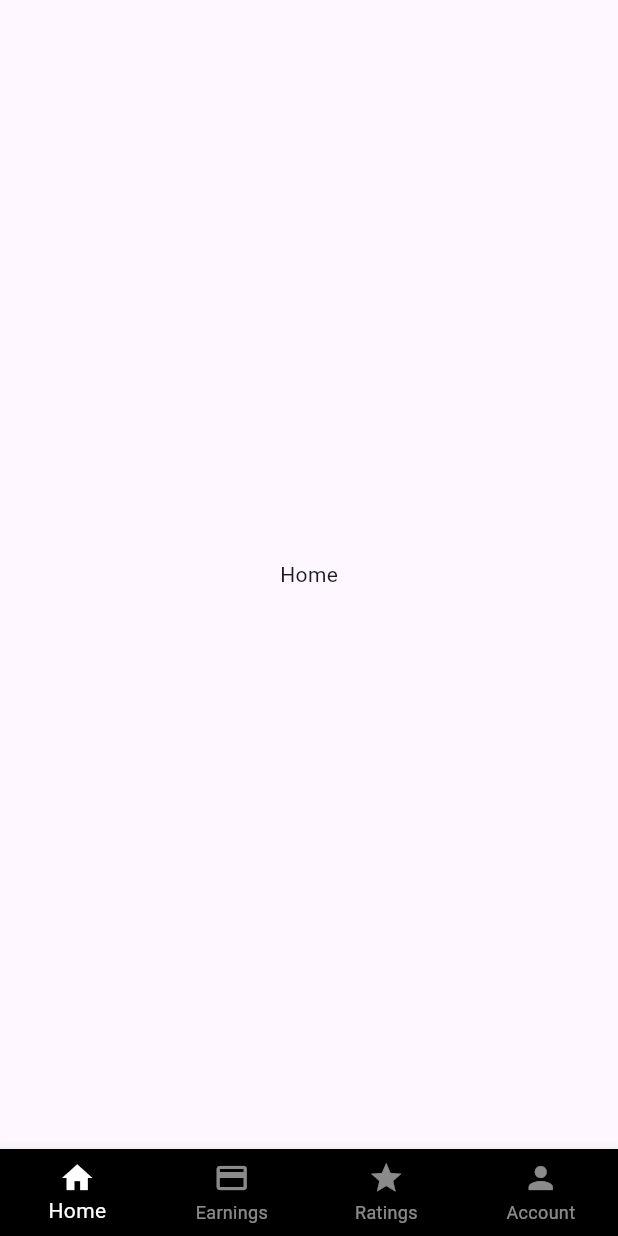
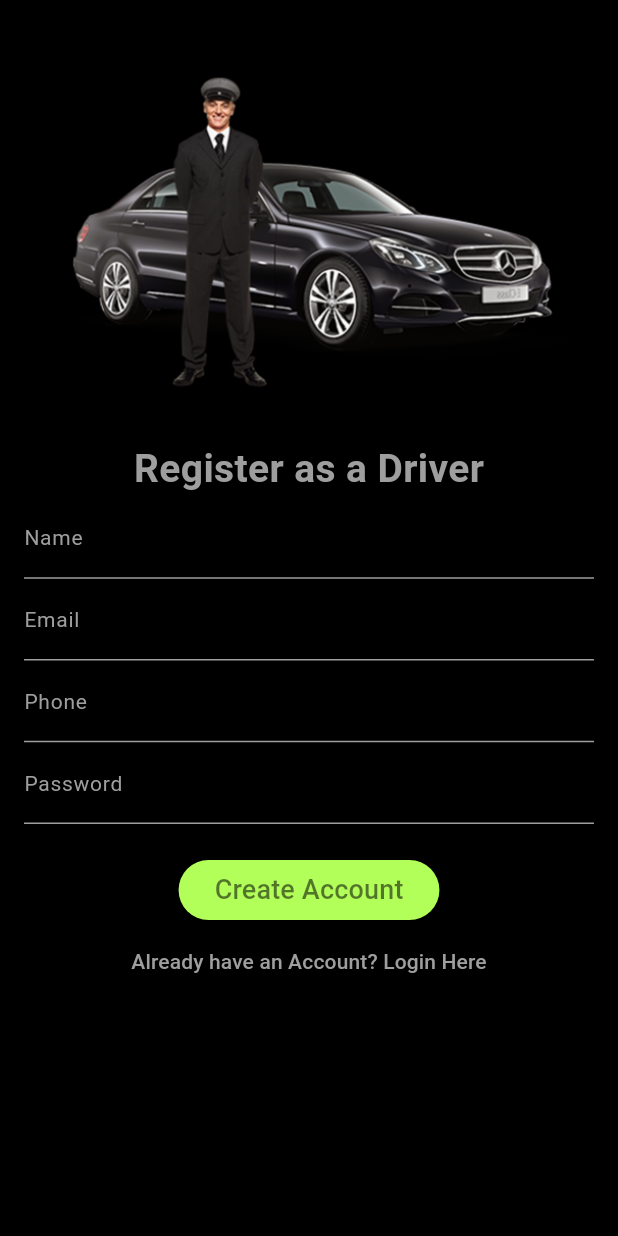
Before and after one commit to IwanPWK/flutter_taxi_driver_app, a Flutter app: the screen it shows after launch, on a phone screen of 412 x 824 dp. Run offline on Flutter 3.47's test engine with Material 3 defaults, Android fonts, the phone set to English and light mode, and no system bars; our stand-ins replace fluttertoast.

Commit message:
Adding SignUp Screen

```diff
--- /dev/null
+++ b/lib/authentication/signup_screen.dart
@@ -0,0 +1,203 @@
+import 'package:flutter/material.dart';
+import 'package:fluttertoast/fluttertoast.dart';
+
+import '../widgets/progress_dialog.dart';
+import 'car_info_screen.dart';
+import 'login_screen.dart';
+
+class SignUpScreen extends StatefulWidget {
+  const SignUpScreen({super.key});
+
+  @override
+  State<SignUpScreen> createState() => _SignUpScreenState();
+}
+
+class _SignUpScreenState extends State<SignUpScreen> {
+  TextEditingController nameTextEditingController = TextEditingController();
+  TextEditingController emailTextEditingController = TextEditingController();
+  TextEditingController phoneTextEditingController = TextEditingController();
+  TextEditingController passwordTextEditingController = TextEditingController();
+
+  validateForm() {
+    if (nameTextEditingController.text.length < 3) {
+      Fluttertoast.showToast(msg: "name must be atleast 3 Characters.");
+    } else if (!emailTextEditingController.text.contains("@")) {
+      Fluttertoast.showToast(msg: "Email address is not Valid.");
+    } else if (phoneTextEditingController.text.isEmpty) {
+      Fluttertoast.showToast(msg: "Phone Number is required.");
+    } else if (passwordTextEditingController.text.length < 6) {
+      Fluttertoast.showToast(msg: "Password must be atleast 6 Characters.");
+    } else {
+      saveDriverInfoNow();
+    }
+  }
+
+  saveDriverInfoNow() async {
+    showDialog(
+        context: context,
+        barrierDismissible: false,
+        builder: (BuildContext c) {
+          return const ProgressDialog(
+            message: "Processing, Please wait...",
+          );
+        });
+
+    Fluttertoast.showToast(msg: "Account has been Created.");
+    Navigator.push(
+        context, MaterialPageRoute(builder: (c) => const CarInfoScreen()));
+  }
+
+  @override
+  Widget build(BuildContext context) {
+    return Scaffold(
+      backgroundColor: Colors.black,
+      body: SingleChildScrollView(
+        child: Padding(
+          padding: const EdgeInsets.all(16.0),
+          child: Column(
+            children: [
+              const SizedBox(
+                height: 10,
+              ),
+              Padding(
+                padding: const EdgeInsets.all(20.0),
+                child: Image.asset("images/logo1.png"),
+              ),
+              const SizedBox(
+                height: 10,
+              ),
+              const Text(
+                "Register as a Driver",
+                style: TextStyle(
+                  fontSize: 26,
+                  color: Colors.grey,
+                  fontWeight: FontWeight.bold,
+                ),
+              ),
+              TextField(
+                controller: nameTextEditingController,
+                style: const TextStyle(color: Colors.grey),
+                decoration: const InputDecoration(
+                  labelText: "Name",
+                  hintText: "Name",
+                  enabledBorder: UnderlineInputBorder(
+                    borderSide: BorderSide(color: Colors.grey),
+                  ),
+                  focusedBorder: UnderlineInputBorder(
+                    borderSide: BorderSide(color: Colors.grey),
+                  ),
+                  hintStyle: TextStyle(
+                    color: Colors.grey,
+                    fontSize: 10,
+                  ),
+                  labelStyle: TextStyle(
+                    color: Colors.grey,
+                    fontSize: 14,
+                  ),
+                ),
+              ),
+              TextField(
+                controller: emailTextEditingController,
+                keyboardType: TextInputType.emailAddress,
+                style: const TextStyle(color: Colors.grey),
+                decoration: const InputDecoration(
+                  labelText: "Email",
+                  hintText: "Email",
+                  enabledBorder: UnderlineInputBorder(
+                    borderSide: BorderSide(color: Colors.grey),
+                  ),
+                  focusedBorder: UnderlineInputBorder(
+                    borderSide: BorderSide(color: Colors.grey),
+                  ),
+                  hintStyle: TextStyle(
+                    color: Colors.grey,
+                    fontSize: 10,
+                  ),
+                  labelStyle: TextStyle(
+                    color: Colors.grey,
+                    fontSize: 14,
+                  ),
+                ),
+              ),
+              TextField(
+                controller: phoneTextEditingController,
+                keyboardType: TextInputType.phone,
+                style: const TextStyle(color: Colors.grey),
+                decoration: const InputDecoration(
+                  labelText: "Phone",
+                  hintText: "Phone",
+                  enabledBorder: UnderlineInputBorder(
+                    borderSide: BorderSide(color: Colors.grey),
+                  ),
+                  focusedBorder: UnderlineInputBorder(
+                    borderSide: BorderSide(color: Colors.grey),
+                  ),
+                  hintStyle: TextStyle(
+                    color: Colors.grey,
+                    fontSize: 10,
+                  ),
+                  labelStyle: TextStyle(
+                    color: Colors.grey,
+                    fontSize: 14,
+                  ),
+                ),
+              ),
+              TextField(
+                controller: passwordTextEditingController,
+                keyboardType: TextInputType.text,
+                obscureText: true,
+                style: const TextStyle(color: Colors.grey),
+                decoration: const InputDecoration(
+                  labelText: "Password",
+                  hintText: "Password",
+                  enabledBorder: UnderlineInputBorder(
+                    borderSide: BorderSide(color: Colors.grey),
+                  ),
+                  focusedBorder: UnderlineInputBorder(
+                    borderSide: BorderSide(color: Colors.grey),
+                  ),
+                  hintStyle: TextStyle(
+                    color: Colors.grey,
+                    fontSize: 10,
+                  ),
+                  labelStyle: TextStyle(
+                    color: Colors.grey,
+                    fontSize: 14,
+                  ),
+                ),
+              ),
+              const SizedBox(
+                height: 20,
+              ),
+              ElevatedButton(
+                onPressed: () {
+                  validateForm();
+                },
+                style: ElevatedButton.styleFrom(
+                  backgroundColor: Colors.lightGreenAccent,
+                ),
+                child: const Text(
+                  "Create Account",
+                  style: TextStyle(
+                    color: Colors.black54,
+                    fontSize: 18,
+                  ),
+                ),
+              ),
+              TextButton(
+                child: const Text(
+                  "Already have an Account? Login Here",
+                  style: TextStyle(color: Colors.grey),
+                ),
+                onPressed: () {
+                  Navigator.push(context,
+                      MaterialPageRoute(builder: (c) => const LoginScreen()));
+                },
+              ),
+            ],
+          ),
+        ),
+      ),
+    );
+  }
+}
--- a/lib/main.dart
+++ b/lib/main.dart
@@ -22,7 +22,7 @@ void main() async {
 class MyApp extends StatefulWidget {
   final Widget? child;
 
-  MyApp({this.child});
+  const MyApp({this.child});
 
   static void restartApp(BuildContext context) {
     context.findAncestorStateOfType<_MyAppState>()!.restartApp();
--- a/lib/main_screen/main_screen.dart
+++ b/lib/main_screen/main_screen.dart
@@ -5,6 +5,8 @@ import '../tab_pages/ratings_tab.dart';
 import 'package:flutter/material.dart';
 
 class MainScreen extends StatefulWidget {
+  const MainScreen({super.key});
+
   @override
   State<MainScreen> createState() => _MainScreenState();
 }
--- a/lib/spash_screen/splash_screen.dart
+++ b/lib/spash_screen/splash_screen.dart
@@ -1,5 +1,8 @@
 import 'dart:async';
 
+import 'package:flutter_taxi_driver_app/authentication/signup_screen.dart';
+
+import '../authentication/login_screen.dart';
 import '../main_screen/main_screen.dart';
 import 'package:flutter/material.dart';
 
@@ -13,7 +16,8 @@ class MySplashScreen extends StatefulWidget {
 class _MySplashScreenState extends State<MySplashScreen> {
   startTimer() {
     Timer(const Duration(seconds: 3), () async {
-      Navigator.push(context, MaterialPageRoute(builder: (c) => MainScreen()));
+      Navigator.push(
+          context, MaterialPageRoute(builder: (c) => const SignUpScreen()));
     });
   }
 
--- a/pubspec.yaml
+++ b/pubspec.yaml
@@ -34,6 +34,7 @@ dependencies:
   # The following adds the Cupertino Icons font to your application.
   # Use with the CupertinoIcons class for iOS style icons.
   cupertino_icons: ^1.0.2
+  fluttertoast: ^8.2.4
 
 dev_dependencies:
   flutter_test:
```
Also changed, not shown: lib/authentication/car_info_screen.dart (added, +15 -0 lines), lib/authentication/login_screen.dart (added, +15 -0 lines), lib/widgets/progress_dialog.dart (added, +43 -0 lines), pubspec.lock, 1 other file.
